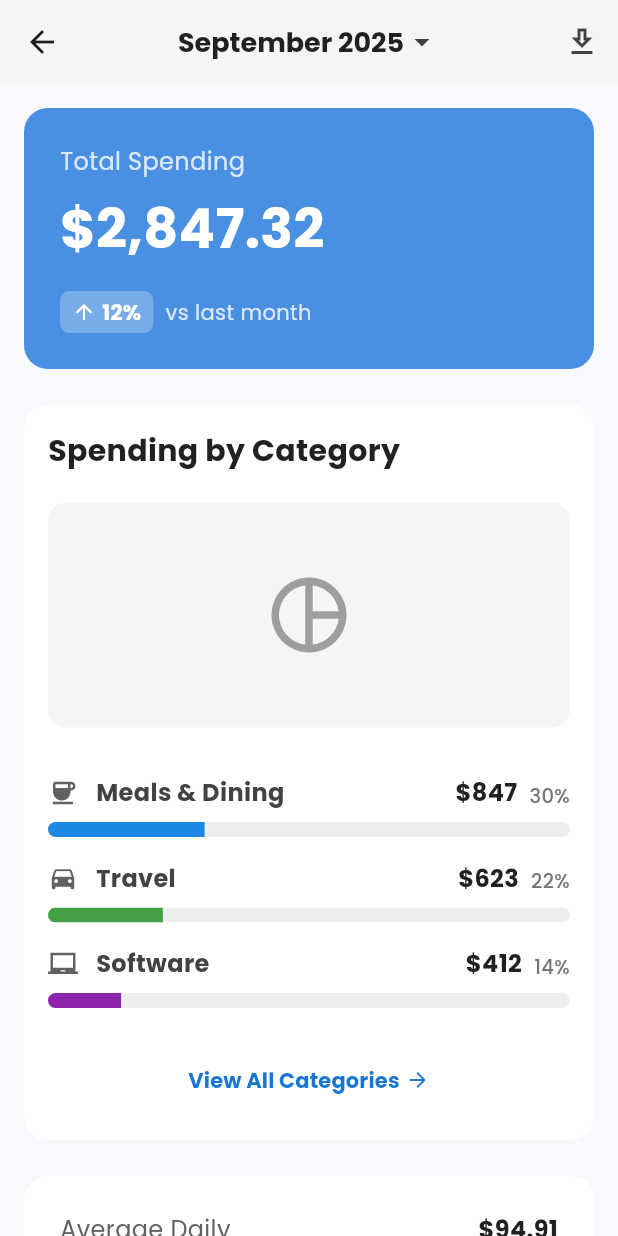
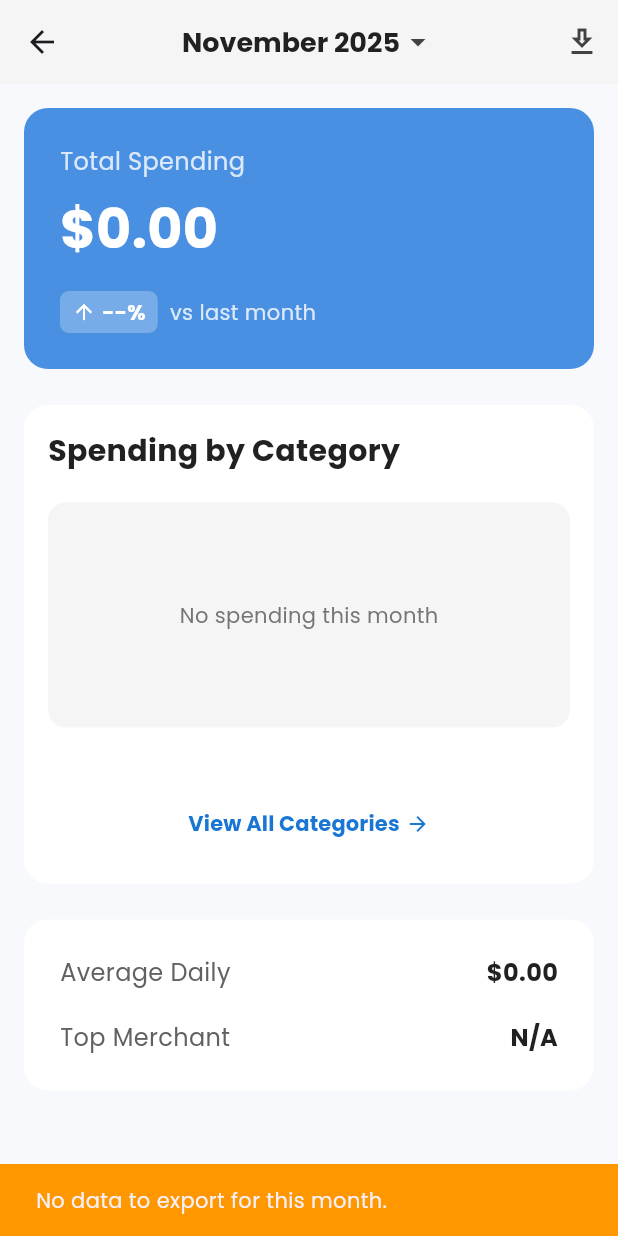
Before and after one commit to Sameen11/ai-expense-logger, a Flutter app: the InsightsView screen opened directly, after a tap on the "download" icon, on a phone screen of 412 x 824 dp. Run offline on Flutter 3.47's test engine with Material 3 defaults, Android fonts, the phone set to English and light mode, and no system bars; our stand-ins replace camera, cloud_firestore, csv, file_picker, firebase_auth, firebase_core and 7 more; accounts and stored records are empty.

Commit message:
feat: Implement dynamic Insights screen and CSV export
This commit replaces the static placeholder `InsightsView` with a fully dynamic, data-driven dashboard. It also introduces CSV export functionality.

### Key Changes:

-   **Dynamic Insights Dashboard**:
    -   The `InsightsView` now consumes live data from `ExpenseProvider` and `CategoryProvider`.
    -   **Month Selector**: Users can now select a month and year using a date picker, and all stats on the screen update accordingly.
    -   **Total Spending Card**: Displays the real total expenditure for the selected month.
    -   **Live Pie Chart**: A new pie chart, built with `fl_chart`, visualizes spending distribution by category. The chart only appears if there is data for the selected month.
    -   **Dynamic Category List**: The top 3 spending categories are now listed dynamically below the chart, complete with their total amount and percentage of overall spending.
    -   **Summary Metrics**: The "Average Daily" and "Top Merchant" cards now calculate and display real data for the selected period.
    -   **All Categories Screen**: Added a new `AllCategoriesScreen` that is navigated to from the "View All Categories" button, showing a complete, scrollable list of spending by category.

-   **CSV Export Functionality**:
    -   A new `CsvExporter` service has been created to generate and share expense reports.
    -   Users can tap the download icon on the `InsightsView` to export all expenses for the selected month as a `.csv` file.
    -   The service uses the `path_provider` and `share_plus` packages to save the file temporarily and open the native OS share sheet.
    -   A loading indicator is shown during the export process.

-   **State Management (`ExpenseProvider`)**:
    -   Enhanced `ExpenseProvider` to include numerous getters for calculated metrics based on a new `_selectedMonth` property:
        -   `expensesForSelectedMonth`
        -   `totalSpentForSelectedMonth`
        -   `spendingByCategory`
        -   `averageDailySpending`
        -   `topMerchant`
    -   Added a `pieChartData` getter that processes expense data into `PieChartSectionData` for the `fl_chart` widget.

-   **Dependencies**:
    -   Added `fl_chart` for data visualization.
    -   Added `csv`, `path_provider`, and `share_plus` to support the export feature.

```diff
--- a/lib/features/insights/insights_view.dart
+++ b/lib/features/insights/insights_view.dart
@@ -1,26 +1,131 @@
 import 'package:ai_expense_logger/common/colors.dart';
+import 'package:ai_expense_logger/providers/category_provider.dart';
+import 'package:ai_expense_logger/providers/expense_provider.dart';
 import 'package:flutter/material.dart';
 import 'package:intl/intl.dart';
+import 'package:provider/provider.dart';
+// --- NEW IMPORT ---
+import 'package:fl_chart/fl_chart.dart';
 
-class InsightsView extends StatelessWidget {
+import 'package:ai_expense_logger/navigation/nav_manager.dart';
+import '../../services/csv_exporter.dart';
+import 'all_categories_screen.dart';
+import 'category_progress_item.dart';
+
+class InsightsView extends StatefulWidget {
   const InsightsView({super.key});
 
   @override
+  State<InsightsView> createState() => _InsightsViewState();
+}
+
+class _InsightsViewState extends State<InsightsView> {
+  /// Shows the month picker dialog
+  bool _isExporting = false;
+  Future<void> _selectMonth(
+      BuildContext context, ExpenseProvider provider) async {
+    final DateTime? picked = await showDatePicker(
+      context: context,
+      initialDate: provider.selectedMonth,
+      firstDate: DateTime(2000),
+      lastDate: DateTime(2101),
+      builder: (context, child) {
+        return Theme(
+          data: Theme.of(context).copyWith(
+            colorScheme: const ColorScheme.light(
+              primary: AppColors.primaryColor, // Header background
+              onPrimary: Colors.white, // Header text
+              onSurface: Color(0xFF1D1D1F), // Calendar text
+            ),
+            dialogBackgroundColor: Colors.white,
+
+            // *** THE FIX IS HERE ***
+            // It's 'DialogThemeData', not 'DialogTheme'
+            dialogTheme: DialogThemeData(
+              shape: RoundedRectangleBorder(
+                borderRadius: BorderRadius.circular(16.0),
+              ),
+            ),
+
+            // *** I've also corrected this for you ***
+            // It's 'TextButtonThemeData', not 'TextButtonTheme'
+            textButtonTheme: TextButtonThemeData(
+              style: TextButton.styleFrom(
+                foregroundColor: const Color(0xFF4A90E2), // OK/Cancel button color
+              ),
+            ),
+          ),
+          child: child!,
+        );
+      },
+    );
+    if (picked != null && picked != provider.selectedMonth) {
+      provider.updateSelectedMonth(picked);
+    }
+  }
+
+  // --- NEW FUNCTION to handle the export logic ---
+  Future<void> _handleExport(ExpenseProvider provider) async {
+    setState(() { _isExporting = true; });
+
+    try {
+      final expenses = provider.expensesForSelectedMonth;
+      if (expenses.isEmpty) {
+        ScaffoldMessenger.of(context).showSnackBar(
+          const SnackBar(
+            content: Text('No data to export for this month.'),
+            backgroundColor: Colors.orange,
+          ),
+        );
+        return;
+      }
+
+      final monthName = DateFormat('yyyy-MM').format(provider.selectedMonth);
+
+      // Call our service
+      await CsvExporter().exportExpenses(expenses, monthName);
+
+    } catch (e) {
+      ScaffoldMessenger.of(context).showSnackBar(
+        SnackBar(
+          content: Text('Error exporting file: ${e.toString()}'),
+          backgroundColor: Colors.red,
+        ),
+      );
+    } finally {
+      // Ensure the loading spinner always stops
+      setState(() { _isExporting = false; });
+    }
+  }
+
+  @override
   Widget build(BuildContext context) {
+    return Consumer2<ExpenseProvider, CategoryProvider>(
+      builder: (context, expenseProvider, categoryProvider, child) {
+        final selectedMonth = expenseProvider.selectedMonth;
+        final totalSpent = expenseProvider.totalSpentForSelectedMonth;
+
+        final categorySpending = expenseProvider.spendingByCategory;
+        final sortedCategories = categorySpending.entries.toList()
+          ..sort((a, b) => b.value.compareTo(a.value));
+
+        final dailyAverage = expenseProvider.averageDailySpending;
+        final topMerchant = expenseProvider.topMerchant;
+
         return Scaffold(
-      backgroundColor: AppColors.bgColor, // Light background
+          backgroundColor: AppColors.bgColor,
           appBar: AppBar(
             backgroundColor: Colors.grey[100],
-        surfaceTintColor: Colors.transparent, // No shadow
+            surfaceTintColor: Colors.transparent,
             elevation: 0,
-        // Title with month selector
-        title: Row(
+            title: InkWell(
+              onTap: () => _selectMonth(context, expenseProvider),
+              child: Row(
                 mainAxisSize: MainAxisSize.min,
                 mainAxisAlignment: MainAxisAlignment.center,
                 children: [
                   Text(
-              // Using hardcoded date as per image
-              'September 2025',
+                    DateFormat('MMMM yyyy').format(selectedMonth),
                     style: TextStyle(
                       color: Colors.grey[900],
                       fontWeight: FontWeight.bold,
@@ -30,13 +135,21 @@ class InsightsView extends StatelessWidget {
                   Icon(Icons.arrow_drop_down, color: Colors.grey[800]),
                 ],
               ),
+            ),
             centerTitle: true,
             actions: [
-          IconButton(
+              _isExporting
+                  ? const Padding(
+                padding: EdgeInsets.all(16.0),
+                child: SizedBox(
+                  width: 24,
+                  height: 24,
+                  child: CircularProgressIndicator(strokeWidth: 2),
+                ),
+              )
+                  : IconButton(
                 icon: Icon(Icons.download_outlined, color: Colors.grey[800]),
-            onPressed: () {
-              // Handle download action
-            },
+                onPressed: () => _handleExport(expenseProvider),
               ),
             ],
           ),
@@ -45,24 +158,26 @@ class InsightsView extends StatelessWidget {
             child: Column(
               crossAxisAlignment: CrossAxisAlignment.stretch,
               children: [
-            // 1. Total Spending Card
-            _buildTotalSpendingCard(),
+                _buildTotalSpendingCard(totalSpent),
                 const SizedBox(height: 24),
-
-            // 2. Spending by Category Card
-            _buildSpendingByCategoryCard(),
+                _buildSpendingByCategoryCard(
+                  context,
+                  sortedCategories,
+                  totalSpent,
+                  categoryProvider,
+                  expenseProvider, // <-- Pass expenseProvider for chart data
+                ),
                 const SizedBox(height: 24),
-
-            // 3. Summary Card
-            _buildSummaryCard(),
+                _buildSummaryCard(dailyAverage, topMerchant),
               ],
             ),
           ),
         );
+      },
+    );
   }
 
-  // Card for the "Total Spending" section
-  Widget _buildTotalSpendingCard() {
+  Widget _buildTotalSpendingCard(double totalSpent) {
     return Container(
       padding: const EdgeInsets.all(24.0),
       decoration: BoxDecoration(
@@ -81,8 +196,7 @@ class InsightsView extends StatelessWidget {
           ),
           const SizedBox(height: 8),
           Text(
-            // Using hardcoded value from image
-            NumberFormat.currency(symbol: '\$').format(2847.32),
+            NumberFormat.currency(symbol: '\$').format(totalSpent),
             style: const TextStyle(
               color: Colors.white,
               fontSize: 36,
@@ -103,7 +217,7 @@ class InsightsView extends StatelessWidget {
                     Icon(Icons.arrow_upward, color: Colors.white, size: 16),
                     SizedBox(width: 4),
                     Text(
-                      '12%',
+                      '--%',
                       style: TextStyle(
                         color: Colors.white,
                         fontWeight: FontWeight.bold,
@@ -126,8 +240,20 @@ class InsightsView extends StatelessWidget {
     );
   }
 
-  // Card for the "Spending by Category" section
-  Widget _buildSpendingByCategoryCard() {
+  /// Card for the "Spending by Category" section
+  Widget _buildSpendingByCategoryCard(
+      BuildContext context,
+      List<MapEntry<String, double>> sortedCategories,
+      double totalSpent,
+      CategoryProvider categoryProvider,
+      ExpenseProvider expenseProvider, // <-- NEW parameter
+      ) {
+    final colors = [
+      Colors.blue[600]!,
+      Colors.green[600]!,
+      Colors.purple[600]!,
+    ];
+
     return Container(
       padding: const EdgeInsets.all(16.0),
       decoration: BoxDecoration(
@@ -146,7 +272,9 @@ class InsightsView extends StatelessWidget {
             ),
           ),
           const SizedBox(height: 20),
-          // Pie Chart Placeholder
+
+          // --- REPLACED PIE CHART PLACEHOLDER ---
+          if (sortedCategories.isEmpty)
             Container(
               height: 150,
               decoration: BoxDecoration(
@@ -154,41 +282,58 @@ class InsightsView extends StatelessWidget {
                 borderRadius: BorderRadius.circular(12),
               ),
               child: Center(
-              child: Icon(
-                Icons.pie_chart_outline,
-                color: Colors.grey[500],
-                size: 60,
+                child: Text('No spending this month',
+                    style: TextStyle(color: Colors.grey[600])),
+              ),
+            )
+          else
+          // Actual Pie Chart
+            SizedBox(
+              height: 150,
+              child: PieChart(
+                PieChartData(
+                  pieTouchData: PieTouchData(
+                    touchCallback: (FlTouchEvent event, pieTouchResponse) {
+                      // Handle touch events if you want interactive slices
+                    },
+                  ),
+                  borderData: FlBorderData(show: false),
+                  sectionsSpace: 2, // Space between slices
+                  centerSpaceRadius: 40, // Size of the center hole
+                  sections: expenseProvider.pieChartData, // <-- Data from provider
                 ),
               ),
             ),
           const SizedBox(height: 24),
-          // Category List
-          _buildCategoryProgressItem(
-            icon: Icons.coffee,
-            title: 'Meals & Dining',
-            amount: 847,
-            percentage: 0.30,
-            color: Colors.blue[600]!,
-          ),
-          _buildCategoryProgressItem(
-            icon: Icons.directions_car,
-            title: 'Travel',
-            amount: 623,
-            percentage: 0.22,
-            color: Colors.green[600]!,
-          ),
-          _buildCategoryProgressItem(
-            icon: Icons.laptop_chromebook,
-            title: 'Software',
-            amount: 412,
-            percentage: 0.14,
-            color: Colors.purple[600]!,
-          ),
+
+          // --- Dynamic Category List (Top 3) ---
+          ...sortedCategories.take(3).toList().asMap().entries.map((indexedEntry) {
+            final index = indexedEntry.key;
+            final categoryName = indexedEntry.value.key;
+            final amount = indexedEntry.value.value;
+            final category = categoryProvider.getCategory(categoryName);
+            final percentage = (totalSpent > 0) ? amount / totalSpent : 0.0;
+
+            return CategoryProgressItem(
+              icon: category.iconData,
+              title: categoryName,
+              amount: amount,
+              percentage: percentage,
+              color: colors[index % colors.length],
+            );
+          }),
           const SizedBox(height: 16),
           Center(
             child: TextButton(
               onPressed: () {
-                // Handle "View All Categories"
+                NavigationManager.push(
+                  context,
+                  AllCategoriesScreen(
+                    sortedCategories: sortedCategories,
+                    totalSpent: totalSpent,
+                  ),
+                  type: TransitionType.platform,
+                );
               },
               child: Row(
                 mainAxisSize: MainAxisSize.min,
@@ -215,78 +360,7 @@ class InsightsView extends StatelessWidget {
     );
   }
 
-  // Reusable widget for each category progress bar item
-  Widget _buildCategoryProgressItem({
-    required IconData icon,
-    required String title,
-    required double amount,
-    required double percentage,
-    required Color color,
-  }) {
-    return Padding(
-      padding: const EdgeInsets.symmetric(vertical: 8.0),
-      child: Column(
-        children: [
-          Row(
-            mainAxisAlignment: MainAxisAlignment.spaceBetween,
-            children: [
-              Row(
-                children: [
-                  Icon(icon, color: Colors.grey[700], size: 20),
-                  const SizedBox(width: 12),
-                  Text(
-                    title,
-                    style: TextStyle(
-                      color: Colors.grey[800],
-                      fontWeight: FontWeight.w600,
-                      fontSize: 16,
-                    ),
-                  ),
-                ],
-              ),
-              Row(
-                crossAxisAlignment: CrossAxisAlignment.end,
-                children: [
-                  Text(
-                    // Using hardcoded value from image
-                    '\$${amount.toStringAsFixed(0)}',
-                    style: TextStyle(
-                      color: Colors.grey[900],
-                      fontWeight: FontWeight.bold,
-                      fontSize: 16,
-                    ),
-                  ),
-                  const SizedBox(width: 8),
-                  Text(
-                    '${(percentage * 100).toStringAsFixed(0)}%',
-                    style: TextStyle(
-                      color: Colors.grey[600],
-                      fontSize: 13,
-                      fontWeight: FontWeight.w500,
-                    ),
-                  ),
-                ],
-              ),
-            ],
-          ),
-          const SizedBox(height: 8),
-          // Rounded LinearProgressIndicator
-          ClipRRect(
-            borderRadius: BorderRadius.circular(5.0),
-            child: LinearProgressIndicator(
-              value: percentage,
-              backgroundColor: Colors.grey[200],
-              valueColor: AlwaysStoppedAnimation<Color>(color),
-              minHeight: 10,
-            ),
-          ),
-        ],
-      ),
-    );
-  }
-
-  // Card for the "Summary" section
-  Widget _buildSummaryCard() {
+  Widget _buildSummaryCard(double dailyAverage, String topMerchant) {
     return Container(
       padding: const EdgeInsets.all(24.0),
       decoration: BoxDecoration(
@@ -297,19 +371,18 @@ class InsightsView extends StatelessWidget {
         children: [
           _buildSummaryRow(
             title: 'Average Daily',
-            value: NumberFormat.currency(symbol: '\$').format(94.91),
+            value: NumberFormat.currency(symbol: '\$').format(dailyAverage),
           ),
           const SizedBox(height: 20),
           _buildSummaryRow(
             title: 'Top Merchant',
-            value: 'Starbucks (8x)',
+            value: topMerchant,
           ),
         ],
       ),
     );
   }
 
-  // Reusable row for the summary card
   Widget _buildSummaryRow({required String title, required String value}) {
     return Row(
       mainAxisAlignment: MainAxisAlignment.spaceBetween,
--- a/lib/providers/expense_provider.dart
+++ b/lib/providers/expense_provider.dart
@@ -1,6 +1,8 @@
 import 'dart:async';
 import 'package:cloud_firestore/cloud_firestore.dart';
+import 'package:fl_chart/fl_chart.dart';
 import 'package:flutter/foundation.dart';
+import 'package:flutter/material.dart';
 import '../models/expense.dart';
 import '../services/expense_service.dart';
 
@@ -11,6 +13,7 @@ class ExpenseProvider with ChangeNotifier {
   bool _isLoading = false;
   String? _error;
   String? _currentUid;
+  DateTime _selectedMonth = DateTime.now();
 
   StreamSubscription? _expenseSubscription;
 
@@ -18,8 +21,14 @@ class ExpenseProvider with ChangeNotifier {
   List<Expense> get expenses => _expenses;
   bool get isLoading => _isLoading;
   String? get error => _error;
+  DateTime get selectedMonth => _selectedMonth;
 
   // --- Public Methods ---
+
+  void updateSelectedMonth(DateTime newMonth) {
+    _selectedMonth = newMonth;
+    notifyListeners();
+  }
 
   /// Called by a ProxyProvider to update the UID and fetch data
   void updateUid(String? newUid) {
@@ -95,7 +104,121 @@ class ExpenseProvider with ChangeNotifier {
       _setLoading(false);
     }
   }
+  /// Filters the main list to only expenses in the selected month
+  List<Expense> get expensesForSelectedMonth {
+    return _expenses
+        .where((e) =>
+    e.date.year == _selectedMonth.year &&
+        e.date.month == _selectedMonth.month)
+        .toList();
+  }
 
+  /// Calculates the total spending for the selected month
+  double get totalSpentForSelectedMonth {
+    return expensesForSelectedMonth.fold(0.0, (sum, e) => sum + e.amount);
+  }
+
+  /// Groups all expenses by category and sums their amounts
+  Map<String, double> get spendingByCategory {
+    var categoryTotals = <String, double>{};
+    for (var expense in expensesForSelectedMonth) {
+      categoryTotals.update(
+        expense.category,
+            (value) => value + expense.amount,
+        ifAbsent: () => expense.amount,
+      );
+    }
+    return categoryTotals;
+  }
+
+  /// Calculates the average daily spending for the selected month
+  double get averageDailySpending {
+    if (expensesForSelectedMonth.isEmpty) return 0.0;
+
+    // Use the number of days in the *entire* month for a stable average
+    final daysInMonth = DateUtils.getDaysInMonth(_selectedMonth.year, _selectedMonth.month);
+
+    // Handle division by zero, just in case
+    if (daysInMonth == 0) return 0.0;
+
+    return totalSpentForSelectedMonth / daysInMonth;
+  }
+
+  /// Finds the merchant with the most transactions
+  String get topMerchant {
+    if (expensesForSelectedMonth.isEmpty) return "N/A";
+
+    var merchantCounts = <String, int>{};
+    for (var expense in expensesForSelectedMonth) {
+      merchantCounts.update(
+        expense.merchant,
+            (value) => value + 1,
+        ifAbsent: () => 1,
+      );
+    }
+
+    // Find the merchant with the highest count
+    final top = merchantCounts.entries.reduce((a, b) => a.value > b.value ? a : b);
+    return "${top.key} (${top.value}x)";
+  }
+
+  // List of colors for the pie chart slices
+  final List<Color> _pieChartColors = [
+    Colors.blue[600]!,
+    Colors.green[600]!,
+    Colors.purple[600]!,
+    Colors.orange[600]!,
+    Colors.red[600]!,
+    Colors.teal[600]!,
+    Colors.pink[600]!,
+    Colors.indigo[600]!,
+    Colors.brown[600]!,
+    Colors.cyan[600]!,
+  ];
+
+  /// Prepares data for the pie chart, including percentages and colors
+  List<PieChartSectionData> get pieChartData {
+    if (totalSpentForSelectedMonth == 0) return [];
+
+    final categorySpending = spendingByCategory;
+    final sortedCategories = categorySpending.entries.toList()
+      ..sort((a, b) => b.value.compareTo(a.value)); // Sort by amount descending
+
+    List<PieChartSectionData> sections = [];
+    double startDegree = 0; // For ensuring sections don't overlap visually if data is very small
+
+    for (int i = 0; i < sortedCategories.length; i++) {
+      final entry = sortedCategories[i];
+      final categoryName = entry.key;
+      final amount = entry.value;
+      final percentage = (amount / totalSpentForSelectedMonth) * 100;
+
+      // Skip very small slices if they would be invisible or ugly
+      if (percentage < 3 && sortedCategories.length > 5) { // Threshold for "other" or grouping
+        // You might group these into an "Other" category,
+        // but for now, we'll just show them if they pass a minimum size, or individually if few categories.
+      }
+
+      sections.add(
+        PieChartSectionData(
+          color: _pieChartColors[i % _pieChartColors.length],
+          value: amount, // Use raw amount for value, fl_chart will calculate sizes
+          title: '${percentage.toStringAsFixed(0)}%',
+          radius: 50, // Size of the slice
+          titleStyle: const TextStyle(
+            fontSize: 12,
+            fontWeight: FontWeight.bold,
+            color: Colors.white,
+            shadows: [
+              Shadow(color: Colors.black, blurRadius: 2) // For readability
+            ],
+          ),
+          showTitle: percentage > 8, // Only show title for larger slices
+        ),
+      );
+    }
+    return sections;
+  }
 
   // --- Private Setters for State ---
   void _setLoading(bool loading) {
--- a/pubspec.yaml
+++ b/pubspec.yaml
@@ -46,6 +46,10 @@ dependencies:
   file_picker: ^8.0.5
   shared_preferences: ^2.5.3
   google_nav_bar: ^5.0.7
+  fl_chart: ^0.68.0
+  csv: ^6.0.0      # For generating the CSV file
+  path_provider: ^2.1.3 # To find a temp directory
+  share_plus: ^9.0.0    # To open the share sheet
 
 dev_dependencies:
   flutter_test:
```
Also changed, not shown: lib/features/insights/all_categories_screen.dart (added, +62 -0 lines), lib/features/insights/category_progress_item.dart (added, +81 -0 lines), lib/features/settings/settings_view.dart (+1 -8 lines), lib/services/csv_exporter.dart (added, +62 -0 lines), pubspec.lock. Lines whose indentation alone changed are shown as unchanged.
